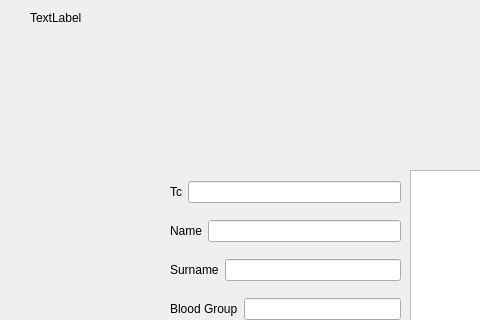
First picture: the form in doctorinfo.ui, repository keremerguner/Qt5-LabManagementSystem, before the edit; both pictures show x 0 to 480 and y 0 to 320 of the 1366 by 768 pixel window.
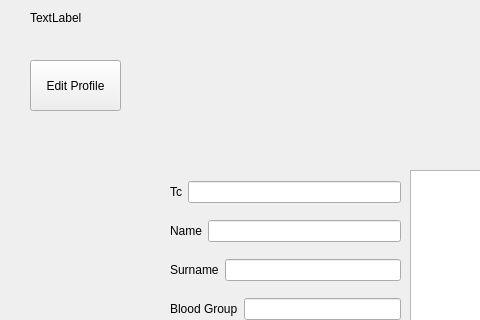
Second picture: the form after the edit.

```diff
--- a/doctorinfo.ui
+++ b/doctorinfo.ui
@@ -223,6 +223,19 @@
     <string>CLOSE</string>
    </property>
   </widget>
+  <widget class="QPushButton" name="pushButton_2_Edit_Proifle_Doctor">
+   <property name="geometry">
+    <rect>
+     <x>30</x>
+     <y>60</y>
+     <width>91</width>
+     <height>51</height>
+    </rect>
+   </property>
+   <property name="text">
+    <string>Edit Profile</string>
+   </property>
+  </widget>
  </widget>
  <resources/>
  <connections/>
```
